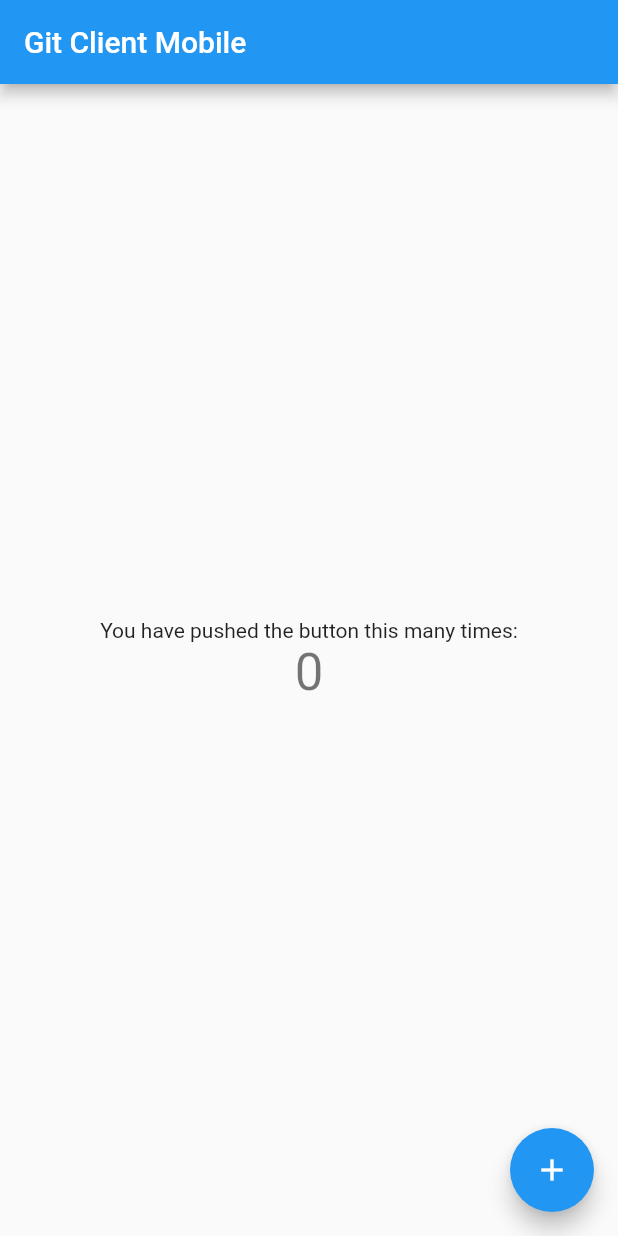
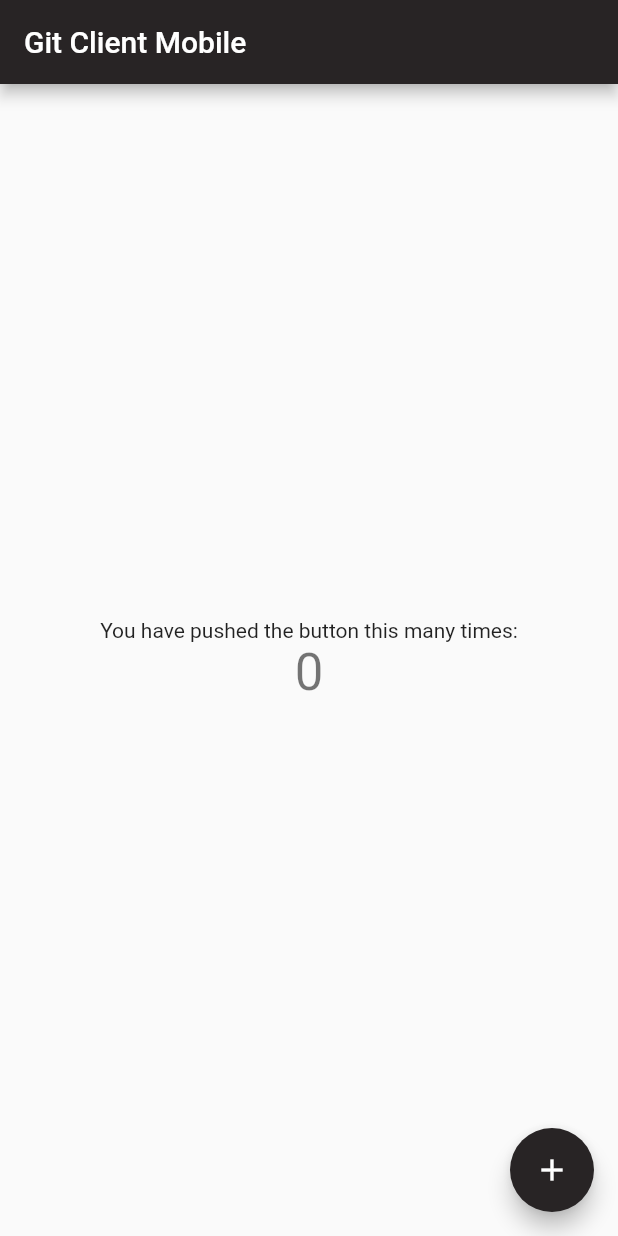
Before and after one commit to LucasWolfW/git_client_mobile, a Flutter app: the screen it shows after launch, on a phone screen of 412 x 824 dp. Run offline on Flutter 3.47's test engine with Material 2 defaults, Android fonts, the phone set to English and light mode, and no system bars.

Commit message:
Feat: Adicionado paleta de cor e alterado cor principal do aplicativo

```diff
--- a/lib/main.dart
+++ b/lib/main.dart
@@ -18,7 +18,7 @@ class MyApp extends StatelessWidget {
         // or simply save your changes to "hot reload" in a Flutter IDE).
         // Notice that the counter didn't reset back to zero; the application
         // is not restarted.
-        primarySwatch: Colors.blue,
+        primarySwatch: primaryDarkGrey,
       ),
       home: MyHomePage(title: 'Git Client Mobile'),
     );
@@ -109,3 +109,19 @@ class _MyHomePageState extends State<MyHomePage> {
     );
   }
 }
+
+const MaterialColor primaryDarkGrey = MaterialColor(
+  0xFF282425,
+  <int, Color>{
+    50: Color(0xFF282425),
+    100: Color(0xFF282425),
+    200: Color(0xFF282425),
+    300: Color(0xFF282425),
+    400: Color(0xFF282425),
+    500: Color(0xFF282425),
+    600: Color(0xFF282425),
+    700: Color(0xFF282425),
+    800: Color(0xFF282425),
+    900: Color(0xFF282425),
+  },
+);
```
